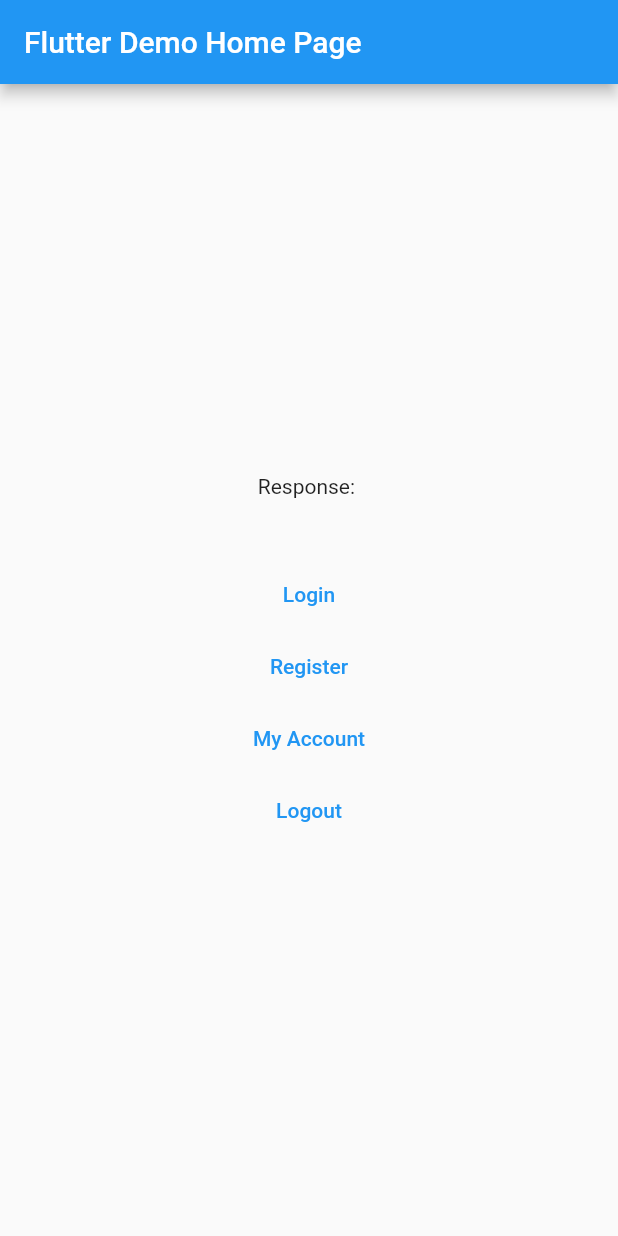
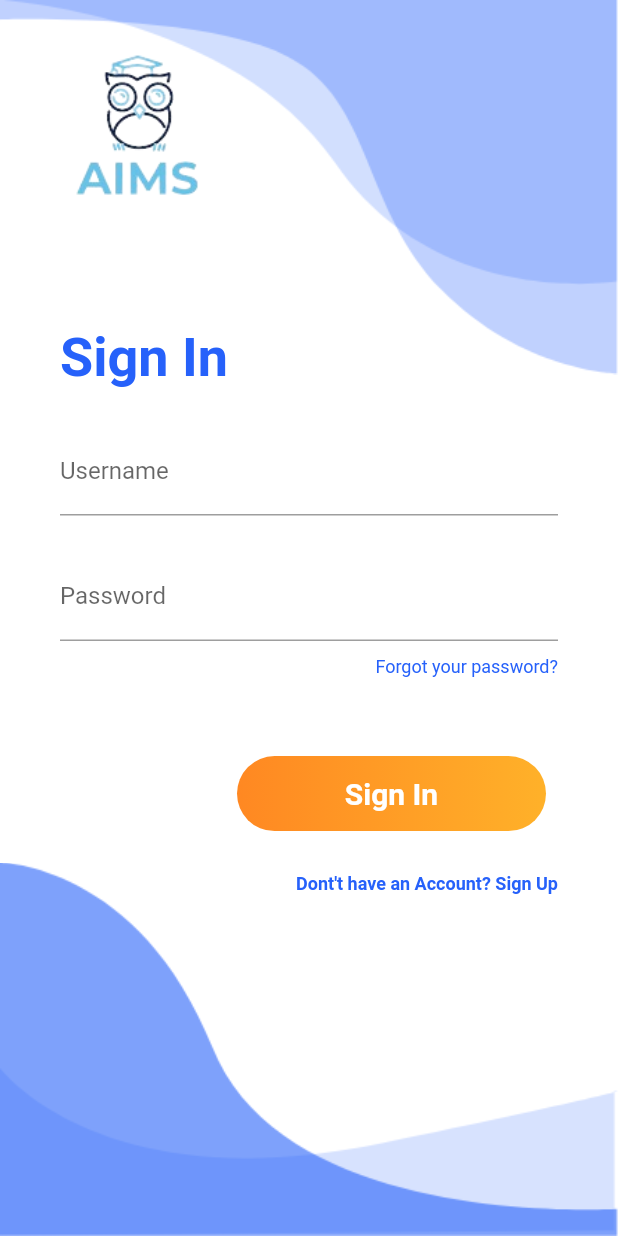
Before and after one commit to AIMS-UN/mobile_app, a Flutter app: the screen it shows after launch, on a phone screen of 412 x 824 dp. Run offline on Flutter 3.47's test engine with Material 2 defaults, Android fonts, the light colour scheme and no system bars.

Commit message:
feat: :sparkles: Implementation Login and Register screens

```diff
--- a/lib/config/api.dart
+++ b/lib/config/api.dart
@@ -2,7 +2,7 @@
 
 import 'package:http/http.dart' as http;
 
-const String baseUrl = 'http://localhost:3000/graphql';
+const String baseUrl = 'http://192.168.1.11:3000/graphql';
 
 Map<String, String> headers = {
   'Content-Type': 'application/json',
--- /dev/null
+++ b/lib/widgets/background.dart
@@ -0,0 +1,49 @@
+import 'package:flutter/material.dart';
+
+class Background extends StatelessWidget{
+  final Widget child;
+
+  const Background({
+      Key? key,
+      required this.child,
+    }): super (key: key);
+  @override
+  Widget build(BuildContext context){
+    Size size = MediaQuery.of(context).size;
+    return Container(
+      width: double.infinity,
+      height: size.height,
+      child: Stack(
+        alignment: Alignment.center,
+        children: <Widget>[
+          Positioned(
+            top: 0,
+            right: 0,
+            child: Image.asset("assets/top1.png", width: size.width),
+          ),
+          Positioned(
+            top: 0,
+            left: 0,
+            child: Image.asset("assets/top2.png", width: size.width),
+          ),
+          Positioned(
+            top: 0,
+            left: 0,
+            child: Image.asset("assets/buho.png", width: size.width*0.45),
+          ),
+          Positioned(
+            bottom: 0,
+            right: 0,
+            child: Image.asset("assets/bottom1.png", width: size.width),
+          ),
+          Positioned(
+            bottom: 0,
+            left: 0,
+            child: Image.asset("assets/bottom2.png", width: size.width),
+          ),
+          child
+        ],
+      ),
+    );
+  }
+}
--- /dev/null
+++ b/lib/widgets/login.dart
@@ -0,0 +1,116 @@
+import 'package:aims_mobile_app/widgets/register.dart';
+import 'package:flutter/material.dart';
+
+import 'background.dart';
+
+class LoginScreen extends StatelessWidget{
+  @override
+  Widget build(BuildContext context){
+    Size size = MediaQuery.of(context).size;
+    return Scaffold(
+      body: Background(
+        child: Column(
+          mainAxisAlignment: MainAxisAlignment.center,
+          children: <Widget>[
+              Container(
+                alignment: Alignment.centerLeft,
+                padding: const EdgeInsets.symmetric(horizontal: 40),
+                child: const Text(
+                  "Sign In",
+                  style: TextStyle(
+                    fontWeight: FontWeight.bold,
+                    color: Color(0xFF2661FA),
+                    fontSize: 36
+                  ),
+                  textAlign: TextAlign.center,
+                ),
+              ),
+            SizedBox(height: size.height * 0.03),
+            Container(
+              alignment: Alignment.center,
+              margin: const EdgeInsets.symmetric(horizontal: 40),
+              child: const TextField(
+                decoration: InputDecoration(
+                  labelText: "Username",
+                ),
+              ),
+            ),
+            SizedBox(height: size.height * 0.03),
+            Container(
+              alignment: Alignment.center,
+              margin: const EdgeInsets.symmetric(horizontal: 40),
+              child: const TextField(
+                decoration: InputDecoration(
+                  labelText: "Password",
+                ),
+                obscureText: true,
+              ),
+            ),
+            Container(
+              alignment: Alignment.centerRight,
+              margin: const EdgeInsets.symmetric(horizontal: 40, vertical: 10),
+              child: const Text(
+                "Forgot your password?",
+                style: TextStyle(
+                  fontSize: 12,
+                  color: Color(0xFF2661FA)
+                ),
+              ),
+            ),
+            SizedBox(height: size.height * 0.03),
+            Container(
+              alignment: Alignment.centerRight,
+              margin: const EdgeInsets.symmetric(horizontal: 40, vertical: 10),
+              child: TextButton(
+                onPressed: () { },
+                style: TextButton.styleFrom(
+                  primary: Colors.white,
+                ),
+                child: Container(
+                  alignment: Alignment.center,
+                  height: 50.0,
+                  width: size.width * 0.5,
+                  decoration: BoxDecoration(
+                    borderRadius: BorderRadius.circular(80.0),
+                    gradient: const LinearGradient(
+                        colors:[
+                          Color.fromARGB(255, 255, 136, 34),
+                          Color.fromARGB(255, 255, 177, 41)
+                    ])
+                  ),
+                  padding: const EdgeInsets.all(0),
+                  child: const Text(
+                    "Sign In",
+                    textAlign: TextAlign.center,
+                    style: TextStyle(
+                        fontWeight: FontWeight.bold,
+                        color: Colors.white,
+                        fontSize: 20
+                    ),
+                  ),
+                ),
+              ),
+            ),
+            Container(
+              alignment: Alignment.centerRight,
+              margin: const EdgeInsets.symmetric(horizontal: 40, vertical: 10),
+              child: GestureDetector(
+                onTap: ()=>{
+                  Navigator.push(context, MaterialPageRoute(builder: (context) => RegisterScreen() ))
+                },
+                child: const Text(
+                  "Dont't have an Account? Sign Up",
+                  style: TextStyle(
+                    fontSize: 12,
+                    fontWeight: FontWeight.bold,
+                    color: Color(0xFF2661FA)
+                  ),
+                ),
+              ),
+            ),
+          ],
+        ),
+      ),
+    );
+  }
+}
--- a/lib/widgets/my_app.dart
+++ b/lib/widgets/my_app.dart
@@ -1,6 +1,7 @@
 import 'package:flutter/material.dart';
 
 import 'my_home_page.dart';
+import 'login.dart';
 
 class MyApp extends StatelessWidget {
   const MyApp({super.key});
@@ -9,10 +10,12 @@
   Widget build(BuildContext context) {
     return MaterialApp(
       title: 'Flutter Demo',
+      debugShowCheckedModeBanner: false,
       theme: ThemeData(
-        primarySwatch: Colors.blue,
+        primaryColor: const Color(0xFF2661FA),
+        scaffoldBackgroundColor: Colors.white,
       ),
-      home: const MyHomePage(title: 'Flutter Demo Home Page'),
+      home: LoginScreen(),
     );
   }
 }
--- a/lib/widgets/my_home_page.dart
+++ b/lib/widgets/my_home_page.dart
@@ -18,24 +18,50 @@
   final password = '123123123';
   final role = 'teacher';
 
+  TextEditingController user = TextEditingController();
+  TextEditingController passwordd = TextEditingController();
+
   @override
   Widget build(BuildContext context) {
     return Scaffold(
-      appBar: AppBar(
-        title: Text(widget.title),
-      ),
-      body: Center(
+      backgroundColor: Colors.white,
+      // appBar: AppBar(
+      //   title: Text(widget.title),
+      // ),
+      body: SingleChildScrollView(
+        child: Container(
+          margin: const EdgeInsets.only(top: 50,left: 20, right: 20, bottom: 50),
+          padding: const EdgeInsets.only(left: 20, right: 20),
+          child: Center(
             child: Column(
               mainAxisAlignment: MainAxisAlignment.center,
-          children: <Widget>[
-            const Text(
-              'Response: ',
+              children:<Widget>[
+                const SizedBox(height: 100),
+                Image.asset("assets/buho.png", height: 200),
+                const SizedBox(height: 5),
+                TextField(
+                 controller: user,
+                 decoration: const InputDecoration(
+                   hintText: "username"
                  ),
-            Text(
-              response,
-              style: Theme.of(context).textTheme.headline4,
                 ),
-            TextButton(
+                const SizedBox(height: 10),
+                TextField(
+                  controller: passwordd,
+                  obscureText: true,
+                  decoration: const InputDecoration(
+                      hintText: "password"
+                  ),
+                ),
+                const SizedBox(height: 25),
+                Container(
+                  margin: const EdgeInsets.only(top: 50),
+                  width: 200,
+                  decoration: BoxDecoration(
+                    color: Colors.blue,
+                    borderRadius: BorderRadius.circular(10)
+                  ),
+                  child: TextButton(
                     onPressed: () async {
                       final Map<String, dynamic> data = await auth.login(
                         username,
@@ -45,8 +71,23 @@
                         response = data.toString();
                       });
                     },
-              child: const Text('Login'),
+                    child: const Text("Login", style: TextStyle(color: Colors.white, fontSize: 20),),
+
                   ),
+                ),
+                // TextButton(
+                //  onPressed: () async {
+                //     final Map<String, dynamic> data = await auth.login(
+                //       username,
+                //       password,
+                //     );
+                //     setState(() {
+                //       response = data.toString();
+                //     });
+                //   },
+                //   child: const Text('Login'),
+                // ),
+                const SizedBox(height: 10),
                 TextButton(
                   onPressed: () async {
                     final Map<String, dynamic> data = await auth.register(
@@ -60,25 +101,27 @@
                   },
                   child: const Text('Register'),
                 ),
-            TextButton(
-              onPressed: () async {
-                final Map<String, dynamic> data = await auth.myAccount();
-                setState(() {
-                  response = data.toString();
-                });
-              },
-              child: const Text('My Account'),
+                // TextButton(
+                //   onPressed: () async {
+                //     final Map<String, dynamic> data = await auth.myAccount();
+                //     setState(() {
+                //       response = data.toString();
+                //     });
+                //   },
+                //   child: const Text('My Account'),
+                // ),
+                // TextButton(
+                //   onPressed: () async {
+                //     final Map<String, dynamic> data = await auth.logout();
+                //     setState(() {
+                //       response = data.toString();
+                //     });
+                //   },
+                //   child: const Text('Logout'),
+                // ),
+              ],
             ),
-            TextButton(
-              onPressed: () async {
-                final Map<String, dynamic> data = await auth.logout();
-                setState(() {
-                  response = data.toString();
-                });
-              },
-              child: const Text('Logout'),
         ),
-          ],
      ),
       ),
     );
--- a/pubspec.yaml
+++ b/pubspec.yaml
@@ -20,6 +20,9 @@
     sdk: flutter
 
   flutter_lints: ^2.0.0
+  fluttertoast: ^8.1.1
 
 flutter:
   uses-material-design: true
+  assets:
+    - assets/
```
Also changed, not shown: lib/widgets/register.dart (added, +105 -0 lines), assets/academicsystem.png (added), assets/bottom1.png (added), assets/bottom2.png (added), assets/buho.png (added), assets/top1.png (added), assets/top2.png (added), lib/services/schedule.dart (added), pubspec.lock, 14 other files. Lines whose indentation alone changed are shown as unchanged.
